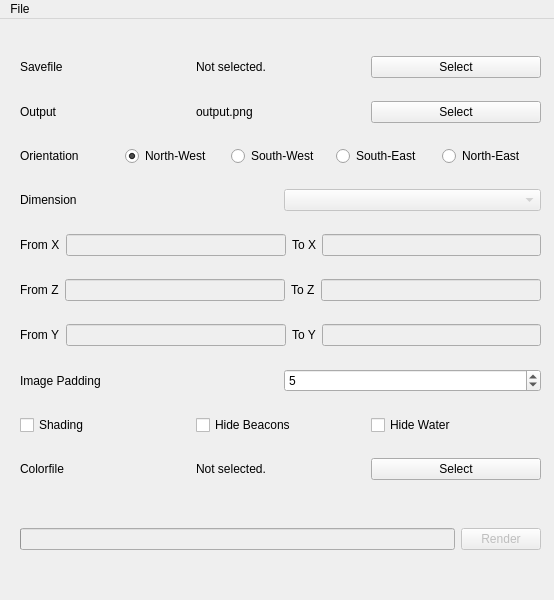
This is src/graphical/mainwindow.ui in spoutn1k/mcmap as Qt 5 draws it before an edit. The edited form follows.
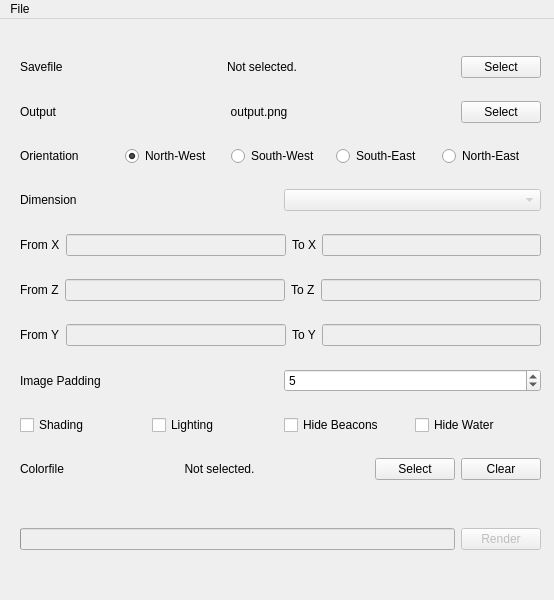
This is the edited form.

Commit message: Working color file selection

```diff
--- a/src/graphical/mainwindow.ui
+++ b/src/graphical/mainwindow.ui
@@ -40,7 +40,7 @@
     </property>
     <layout class="QVBoxLayout" name="verticalLayout">
      <item>
-      <layout class="QHBoxLayout" name="saveSelect">
+      <layout class="QHBoxLayout" name="saveSelect" stretch="0,1,0">
        <item>
         <widget class="QLabel" name="saveFieldLabel">
          <property name="text">
@@ -57,7 +57,7 @@
           <enum>Qt::PlainText</enum>
          </property>
          <property name="alignment">
-          <set>Qt::AlignLeading|Qt::AlignLeft|Qt::AlignVCenter</set>
+          <set>Qt::AlignCenter</set>
          </property>
         </widget>
        </item>
@@ -71,7 +71,7 @@
       </layout>
      </item>
      <item>
-      <layout class="QHBoxLayout" name="outputSelect">
+      <layout class="QHBoxLayout" name="outputSelect" stretch="0,1,0">
        <item>
         <widget class="QLabel" name="outputFieldLabel">
          <property name="text">
@@ -84,6 +84,9 @@
          <property name="text">
           <string>output.png</string>
          </property>
+         <property name="alignment">
+          <set>Qt::AlignCenter</set>
+         </property>
         </widget>
        </item>
        <item>
@@ -299,6 +302,13 @@
          </property>
         </widget>
        </item>
+       <item>
+        <widget class="QCheckBox" name="lighting">
+         <property name="text">
+          <string>Lighting</string>
+         </property>
+        </widget>
+       </item>
        <item>
         <widget class="QCheckBox" name="hideBeacons">
          <property name="text">
@@ -316,7 +326,7 @@
       </layout>
      </item>
      <item>
-      <layout class="QHBoxLayout" name="colorSelect">
+      <layout class="QHBoxLayout" name="colorSelect" stretch="0,1,0,0">
        <item>
         <widget class="QLabel" name="colorFieldLabel">
          <property name="text">
@@ -329,6 +339,9 @@
          <property name="text">
           <string>Not selected.</string>
          </property>
+         <property name="alignment">
+          <set>Qt::AlignCenter</set>
+         </property>
         </widget>
        </item>
        <item>
@@ -338,6 +351,13 @@
          </property>
         </widget>
        </item>
+       <item>
+        <widget class="QPushButton" name="colorResetButton">
+         <property name="text">
+          <string>Clear</string>
+         </property>
+        </widget>
+       </item>
       </layout>
      </item>
     </layout>
```
The commit also changes 3 other files.
